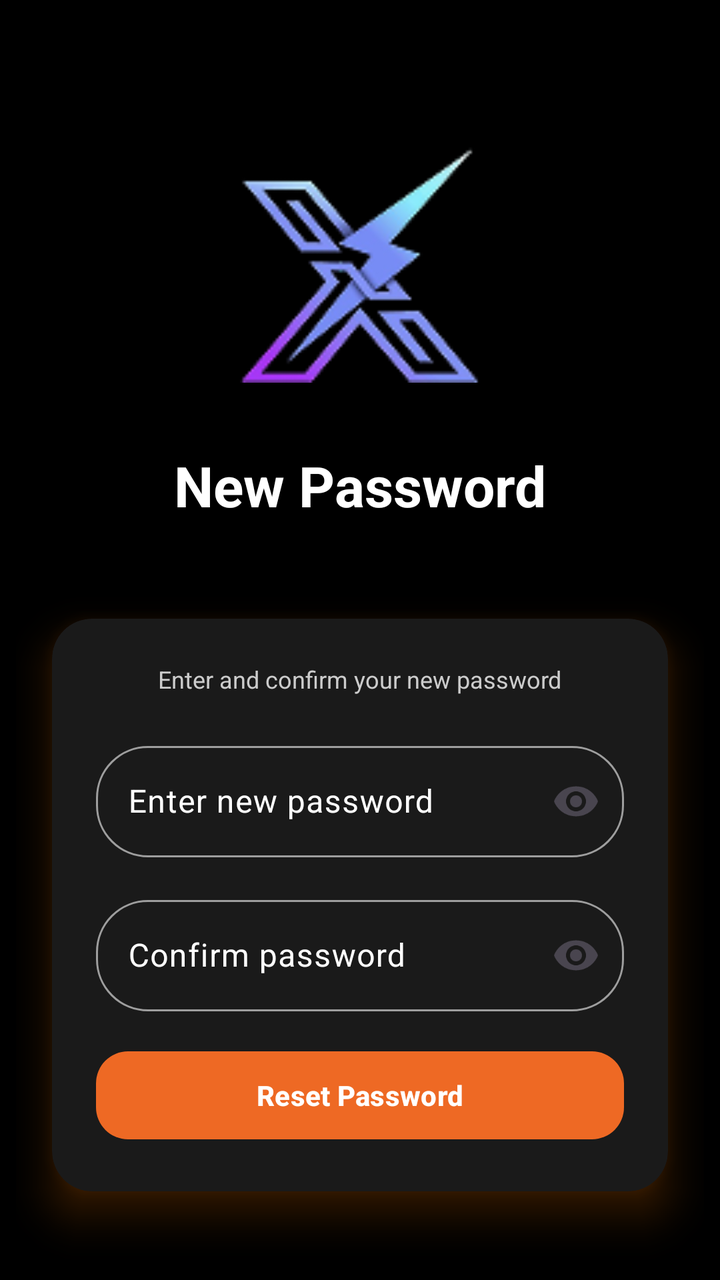
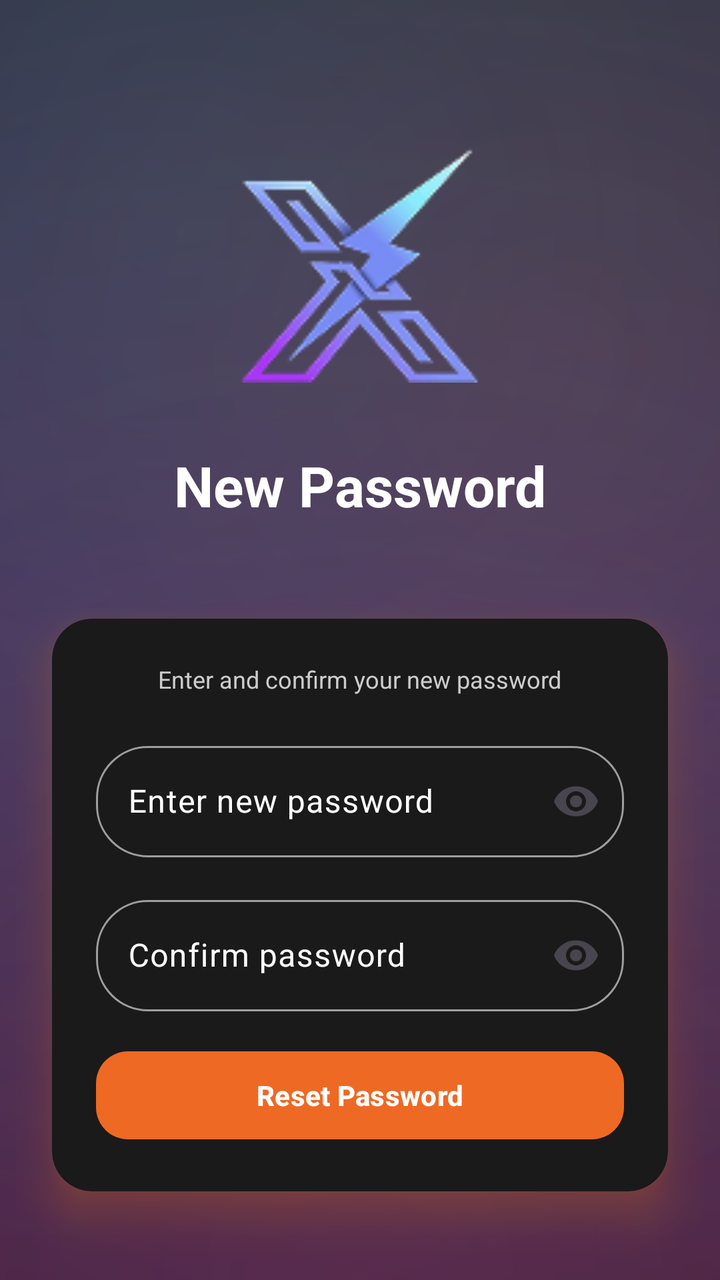

Before-and-after screenshots of an Android layout around one commit, followed by the original layout XML and the change that was made.
<!-- AndroidManifest.xml: application theme Theme.Bitbloom -->
<!-- res/layout/fragment_new_password.xml -->
<?xml version="1.0" encoding="utf-8"?>
<androidx.coordinatorlayout.widget.CoordinatorLayout xmlns:android="http://schemas.android.com/apk/res/android"
    xmlns:app="http://schemas.android.com/apk/res-auto"
    android:id="@+id/root"
    android:layout_width="match_parent"
    android:layout_height="match_parent"
    android:background="@color/mxg_black">

    <androidx.core.widget.NestedScrollView
        android:id="@+id/scrollContainer"
        android:layout_width="match_parent"
        android:layout_height="match_parent"
        android:fillViewport="true"
        android:scrollbars="none">

        <androidx.constraintlayout.widget.ConstraintLayout
            android:layout_width="match_parent"
            android:layout_height="wrap_content"
            android:paddingVertical="24dp">

            
            <androidx.constraintlayout.widget.Guideline
                android:id="@+id/gStart"
                android:layout_width="wrap_content"
                android:layout_height="wrap_content"
                android:orientation="vertical"
                app:layout_constraintGuide_begin="8dp" />

            <androidx.constraintlayout.widget.Guideline
                android:id="@+id/gEnd"
                android:layout_width="wrap_content"
                android:layout_height="wrap_content"
                android:orientation="vertical"
                app:layout_constraintGuide_end="8dp" />

            
            <LinearLayout
                android:id="@+id/contentWrap"
                android:layout_width="0dp"
                android:layout_height="wrap_content"
                android:gravity="center_horizontal"
                android:orientation="vertical"
                app:layout_constraintBottom_toBottomOf="parent"
                app:layout_constraintEnd_toEndOf="@id/gEnd"
                app:layout_constraintStart_toStartOf="@id/gStart"
                app:layout_constraintTop_toTopOf="parent"
                app:layout_constraintVertical_bias="0.5">

                
                <ImageView
                    android:id="@+id/brandLogo"
                    android:layout_width="120dp"
                    android:layout_height="120dp"
                    android:layout_gravity="center_horizontal"
                    android:layout_marginTop="48dp"
                    android:contentDescription="@string/cd_brand_logo"
                    android:src="@drawable/logo" />

                
                <TextView
                    android:id="@+id/title"
                    android:layout_width="wrap_content"
                    android:layout_height="wrap_content"
                    android:layout_gravity="center_horizontal"
                    android:layout_marginTop="@dimen/title_top_margin"
                    android:text="@string/fragment_new_password_new_password"
                    android:textColor="@color/white"
                    android:textSize="28sp"
                    android:textStyle="bold" />

                
                <com.google.android.material.card.MaterialCardView
                    android:id="@+id/loginFormCard"
                    android:layout_width="match_parent"
                    android:layout_height="wrap_content"
                    android:layout_marginTop="24dp"
                    android:foreground="?attr/selectableItemBackground"
                    android:outlineAmbientShadowColor="#FF7B00"
                    android:outlineSpotShadowColor="#FF7B00"
                    app:cardBackgroundColor="@color/main_card_color"
                    app:cardCornerRadius="20dp"
                    app:cardElevation="12dp"
                    app:cardUseCompatPadding="true"
                    app:strokeColor="@android:color/transparent"
                    app:strokeWidth="0dp">

                    <LinearLayout
                        android:layout_width="match_parent"
                        android:layout_height="wrap_content"
                        android:orientation="vertical"
                        android:padding="22dp">

                        
                        <TextView
                            android:id="@+id/helper"
                            android:layout_width="wrap_content"
                            android:layout_height="wrap_content"
                            android:layout_gravity="center_horizontal"
                            android:layout_marginBottom="20dp"
                            android:text="@string/fragment_new_password_enter_and_confirm_your_new_password"
                            android:textColor="#CCCCCC"
                            android:textSize="12sp" />

                        
                        <com.google.android.material.textfield.TextInputLayout
                            style="@style/Widget.Bitbloom.TextInput.Auth"
                            android:layout_width="match_parent"
                            android:layout_height="wrap_content"
                            android:hint="@string/fragment_new_password_enter_new_password"
                            app:endIconMode="password_toggle">

                            <com.google.android.material.textfield.TextInputEditText
                                android:id="@+id/newPasswordInput"
                                android:layout_width="match_parent"
                                android:layout_height="wrap_content"
                                android:inputType="textPassword"
                                android:textColor="@android:color/white" />
                        </com.google.android.material.textfield.TextInputLayout>

                        
                        <com.google.android.material.textfield.TextInputLayout
                            style="@style/Widget.Bitbloom.TextInput.Auth"
                            android:layout_width="match_parent"
                            android:layout_height="wrap_content"
                            android:layout_marginTop="16dp"
                            android:hint="@string/fragment_new_password_confirm_password"
                            app:endIconMode="password_toggle">

                            <com.google.android.material.textfield.TextInputEditText
                                android:id="@+id/confirmPasswordInput"
                                android:layout_width="match_parent"
                                android:layout_height="wrap_content"
                                android:inputType="textPassword"
                                android:textColor="@android:color/white" />
                        </com.google.android.material.textfield.TextInputLayout>

                        
                        <com.google.android.material.button.MaterialButton
                            android:id="@+id/resetBtn"
                            android:layout_width="match_parent"
                            android:layout_height="wrap_content"
                            android:layout_marginTop="16dp"
                            android:minHeight="52dp"
                            android:text="@string/fragment_new_password_reset_password"
                            android:textAllCaps="false"
                            android:textColor="@android:color/white"
                            android:textStyle="bold"
                            app:backgroundTint="@color/button_color"
                            app:cornerRadius="16dp" />
                    </LinearLayout>
                </com.google.android.material.card.MaterialCardView>

                <Space
                    android:layout_width="0dp"
                    android:layout_height="24dp" />
            </LinearLayout>
        </androidx.constraintlayout.widget.ConstraintLayout>
    </androidx.core.widget.NestedScrollView>
</androidx.coordinatorlayout.widget.CoordinatorLayout>
<!-- resources referenced by this layout -->
<resources>
  <color name="button_color">#EE6924</color>
  <color name="main_card_color">#1A1A1A</color>
  <color name="mxg_black">#000000</color>
  <color name="white">#FFFFFFFF</color>
  <dimen name="title_top_margin">32dp</dimen>
  <string name="cd_brand_logo">Brand logo</string>
  <string name="fragment_new_password_confirm_password">Confirm password</string>
  <string name="fragment_new_password_enter_and_confirm_your_new_password">Enter and confirm your new password</string>
  <string name="fragment_new_password_enter_new_password">Enter new password</string>
  <string name="fragment_new_password_new_password">New Password</string>
  <string name="fragment_new_password_reset_password">Reset Password</string>
  <style name="Theme.Bitbloom" parent="Base.Theme.Bitbloom">
          
          <item name="editTextStyle">@style/Widget.MXG.EditText.WhiteCursor</item>
          <item name="android:editTextStyle">@style/Widget.MXG.EditText.WhiteCursor</item>
  
          
          <item name="android:textCursorDrawable">@drawable/cursor_white</item>
      </style>
  <style name="Base.Theme.Bitbloom" parent="Theme.Material3.DayNight.NoActionBar">
          <item name="android:statusBarColor">@color/mxg_black</item>
          <item name="colorPrimary">@color/mxg_white</item>
          <item name="android:navigationBarColor">@color/mxg_black</item>
          <item name="android:datePickerDialogTheme">@style/BitbloomDatePickerTheme</item>
      </style>
  <style name="Widget.MXG.EditText.WhiteCursor" parent="Widget.AppCompat.EditText">
          <item name="android:textCursorDrawable">@drawable/cursor_white</item>
      </style>
  <!-- drawable cursor_white (drawable) -->
  <?xml version="1.0" encoding="utf-8"?>
  <shape xmlns:android="http://schemas.android.com/apk/res/android">
      <size android:width="2dp"/>
      <solid android:color="@android:color/white"/>
      <corners android:radius="1dp"/>
  </shape>
  <color name="mxg_white">#FFFFFF</color>
  <color name="status_bar_color">#EE6924</color>
  <color name="light_status_bar_color">#EE6924</color>
  <!-- unchanged entries left out for length: 3 -->
</resources>

<!-- the commit's change to res/layout/fragment_new_password.xml (unified diff, before → after) -->
@@ -4,7 +4,7 @@
     android:id="@+id/root"
     android:layout_width="match_parent"
     android:layout_height="match_parent"
-    android:background="@color/mxg_black">
+    android:background="@drawable/bg_mxg_deposit_gradient">
 
     <androidx.core.widget.NestedScrollView
         android:id="@+id/scrollContainer"
<!-- resource entries referenced after the edit -->
@@ -5,6 +5,65 @@
   <color name="mxg_black">#000000</color>
   <color name="white">#FFFFFFFF</color>
   <dimen name="title_top_margin">32dp</dimen>
+  <!-- drawable bg_mxg_deposit_gradient (drawable) -->
+  <?xml version="1.0" encoding="utf-8"?>
+  <layer-list xmlns:android="http://schemas.android.com/apk/res/android">
+  
+      
+      <item>
+          <shape android:shape="rectangle">
+              <gradient
+                  android:type="linear"
+                  android:angle="270"
+                  android:startColor="#1C1F3A"
+                  android:centerColor="#2C2150"
+                  android:endColor="#341A38"/>
+          </shape>
+      </item>
+  
+      
+      <item android:gravity="top|start">
+          <shape android:shape="rectangle">
+              <gradient
+                  android:type="radial"
+                  android:centerX="25%"
+                  android:centerY="18%"
+                  android:gradientRadius="700dp"
+                  android:startColor="#2240E6FF"
+                  android:centerColor="#0F40E6FF"
+                  android:endColor="#0040E6FF"/>
+          </shape>
+      </item>
+  
+      
+      <item android:gravity="top|end">
+          <shape android:shape="rectangle">
+              <gradient
+                  android:type="radial"
+                  android:centerX="78%"
+                  android:centerY="28%"
+                  android:gradientRadius="700dp"
+                  android:startColor="#26FF9F43"
+                  android:centerColor="#12FF9F43"
+                  android:endColor="#00FF9F43"/>
+          </shape>
+      </item>
+  
+      
+      <item android:gravity="bottom|center_horizontal">
+          <shape android:shape="rectangle">
+              <gradient
+                  android:type="radial"
+                  android:centerX="50%"
+                  android:centerY="100%"
+                  android:gradientRadius="820dp"
+                  android:startColor="#26E640A1"
+                  android:centerColor="#10E640A1"
+                  android:endColor="#00E640A1"/>
+          </shape>
+      </item>
+  
+  </layer-list>
   <string name="cd_brand_logo">Brand logo</string>
   <string name="fragment_new_password_confirm_password">Confirm password</string>
   <string name="fragment_new_password_enter_and_confirm_your_new_password">Enter and confirm your new password</string>
